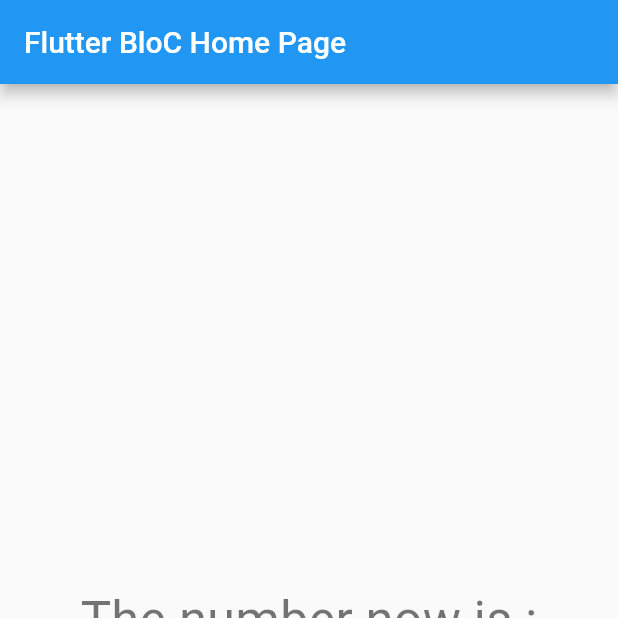
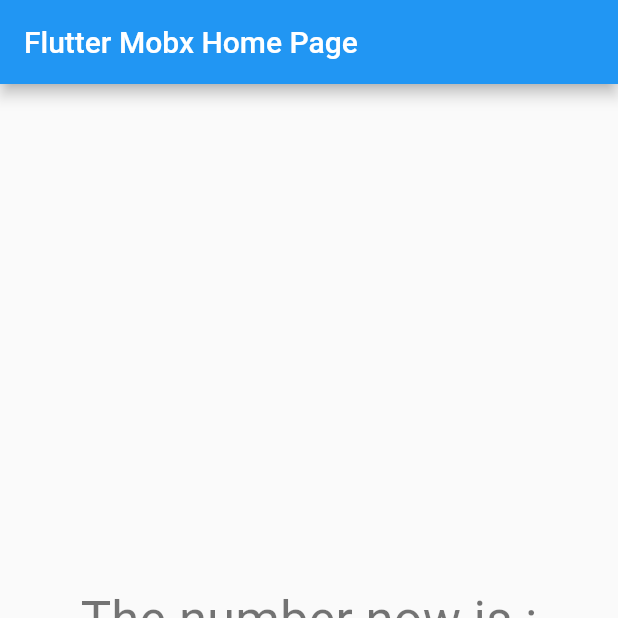
Before and after one commit to maxgdev/state_sandbox, a Flutter app: the screen it shows after launch, after a tap on the "add" icon, after a tap on the "remove" icon, on a phone screen of 412 x 824 dp, the top half of it. Run offline on Flutter 3.47's test engine with Material 2 defaults, Android fonts, the phone set to English and light mode, and no system bars; missing offline and left inert: dart:ffi.

Commit message:
Added mobx_home_page.dart to demo Mobx state management

```diff
--- a/lib/bloc/bloc_home_page.dart
+++ b/lib/bloc/bloc_home_page.dart
@@ -1,3 +1,5 @@
+import 'dart:ffi';
+
 import 'package:flutter/material.dart';
 import 'package:state_sandbox/bloc/counter_bloc.dart';
 import 'package:state_sandbox/bloc/counter_event.dart';
@@ -39,8 +41,7 @@
                   ),
                 ],
               );
-          }
-        ),
+            }),
       ),
       floatingActionButton: Row(
         mainAxisAlignment: MainAxisAlignment.center,
@@ -62,4 +63,10 @@
       ), // This trailing comma makes auto-formatting nicer for build methods.
     );
   }
+
+  @override
+  void dispose() {
+    super.dispose();
+    _bloc.dispose();
   }
+}
--- a/lib/main.dart
+++ b/lib/main.dart
@@ -1,6 +1,7 @@
 import 'package:flutter/material.dart';
 // import './set_state/set_state_home_page.dart';
-import './bloc/bloc_home_page.dart';
+// import './bloc/bloc_home_page.dart';
+import './mobx/mobx_home_page.dart';
 void main() {
   runApp(MyApp());
 }
@@ -10,13 +11,18 @@
   @override
   Widget build(BuildContext context) {
     return MaterialApp(
-      title: 'Flutter BloC Home Page',
+      title: 'Flutter Mobx Home Page',
       theme: ThemeData(
         primarySwatch: Colors.blue,
       ),
-      // home: MyHomePage(title: 'Flutter Demo Home Page'),
+
       // home: SetStateHomePage(title: 'Flutter SetState Home Page'),
-      home: BlocHomePage(title: 'Flutter BloC Home Page'),
+      // home: BlocHomePage(title: 'Flutter BloC Home Page'),
+      home: MobxHomePage(title: 'Flutter Mobx Home Page'),
+
     );
   }
 }
+
+// Flutter BLoC Pattern Tutorial From Scratch
+// https://www.youtube.com/watch?v=oxeYeMHVLII
--- /dev/null
+++ b/lib/mobx/mobx_home_page.dart
@@ -0,0 +1,73 @@
+import 'package:flutter/material.dart';
+
+class MobxHomePage extends StatefulWidget {
+  MobxHomePage({Key key, this.title}) : super(key: key);
+
+  final String title;
+
+  @override
+  _MobxHomePageState createState() => _MobxHomePageState();
+}
+
+class _MobxHomePageState extends State<MobxHomePage> {
+  int _counter = 0;
+
+  // Using SetState and Stateful Widget
+
+  void _incrementCounter() {
+    setState(() {
+
+      _counter++;
+    });
+  }
+
+  void _decrementCounter() {
+    setState(() {
+
+      _counter--;
+    });
+  }
+  @override
+  Widget build(BuildContext context) {
+
+    return Scaffold(
+      appBar: AppBar(
+
+        title: Text(widget.title),
+      ),
+      body: Center(
+
+        child: Column(
+
+          mainAxisAlignment: MainAxisAlignment.center,
+          children: <Widget>[
+            Text(
+            'The number now is :',
+            style: Theme.of(context).textTheme.headline4,
+            ),
+            Text(
+              '$_counter',
+              style: Theme.of(context).textTheme.headline3,
+            ),
+          ],
+        ),
+      ),
+      floatingActionButton: Row(
+        mainAxisAlignment: MainAxisAlignment.center,
+        children: [
+          FloatingActionButton(
+            onPressed: _incrementCounter,
+            tooltip: 'Increment',
+            child: Icon(Icons.add),
+          ),
+          SizedBox(width: 30,),
+          FloatingActionButton(
+        onPressed: _decrementCounter,
+        tooltip: 'Decrement',
+        child: Icon(Icons.remove),
+      )
+        ],
+      ), // This trailing comma makes auto-formatting nicer for build methods.
+    );
+  }
+}
```
Also changed, not shown: 1 other file. Lines whose indentation alone changed are shown as unchanged.
